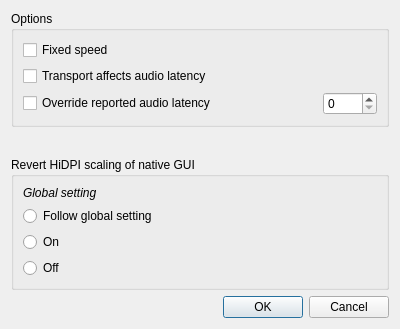
This is muse3/muse/components/pluginsettings.ui in emrum/muse as Qt 5 draws it before an edit. The edited form follows.
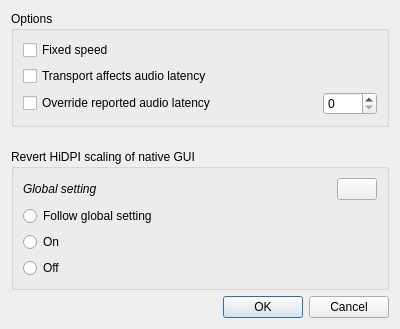
This is the edited form.

Commit message: Add tooltip and context help for plugin HiDPI setting

What changed in the file:
```diff
--- a/muse3/muse/components/pluginsettings.ui
+++ b/muse3/muse/components/pluginsettings.ui
@@ -94,10 +94,12 @@
      </property>
      <layout class="QVBoxLayout" name="verticalLayout">
       <item>
+       <layout class="QHBoxLayout" name="horizontalLayout_2">
+        <item>
        <widget class="QLabel" name="labelRevertScalingGlobal">
         <property name="sizePolicy">
          <sizepolicy hsizetype="Preferred" vsizetype="Minimum">
-          <horstretch>0</horstretch>
+            <horstretch>1</horstretch>
           <verstretch>0</verstretch>
          </sizepolicy>
         </property>
@@ -110,6 +112,18 @@
          <string>Global setting</string>
         </property>
        </widget>
+        </item>
+        <item>
+         <widget class="QPushButton" name="pbInfo">
+          <property name="toolTip">
+           <string>Additional information</string>
+          </property>
+          <property name="text">
+           <string/>
+          </property>
+         </widget>
+        </item>
+       </layout>
       </item>
       <item>
        <widget class="QRadioButton" name="rbRevertScalingFollowGlobal">
```
Left out of the diff: 3 changed lines with no effect on the pictures. Lines whose indentation alone changed are shown as unchanged. The commit also changes 2 other files.
